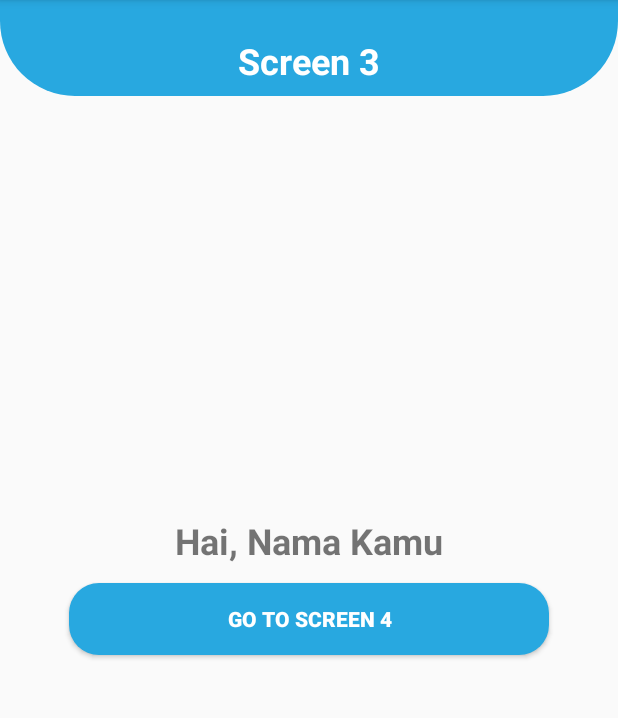
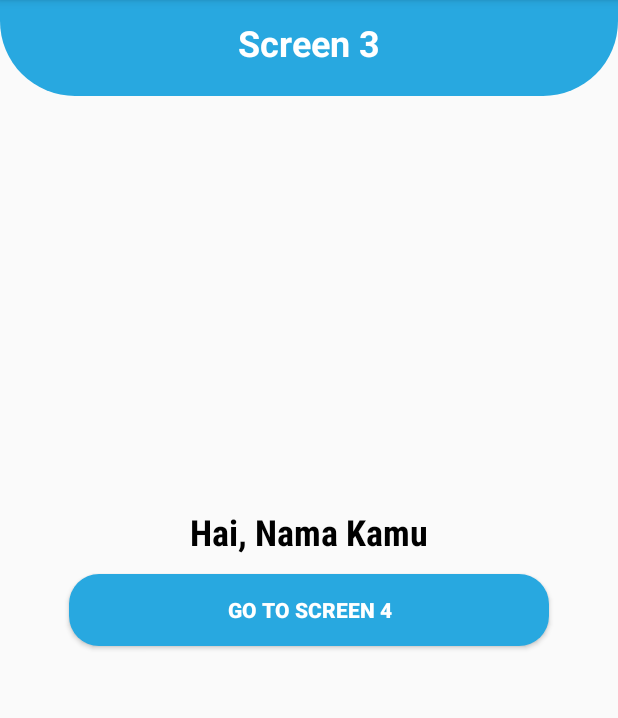
Before and after one commit to wahyuananta/ChallengeChapter3Binar, an Android app: the FragmentScreenThree screen opened through its navigation route, on a phone screen of 412 x 824 dp, the part 84-802 px from its top. Run offline under Robolectric (Android 15) with nearby library versions, the phone set to English and light mode, and no system bars.

Commit message:
Revision UI

```diff
--- a/app/src/main/res/layout/fragment_screen_one.xml
+++ b/app/src/main/res/layout/fragment_screen_one.xml
@@ -50,7 +50,7 @@
         app:layout_constraintTop_toTopOf="parent"
         app:layout_constraintStart_toStartOf="parent"
         app:layout_constraintEnd_toEndOf="parent"
-        android:layout_marginTop="24dp"/>
+        android:layout_marginTop="12dp"/>
 
     <Button
         android:id="@+id/btn_screen_one"
--- a/app/src/main/res/layout/fragment_screen_three.xml
+++ b/app/src/main/res/layout/fragment_screen_three.xml
@@ -27,7 +27,7 @@
         app:layout_constraintTop_toTopOf="parent"
         app:layout_constraintStart_toStartOf="parent"
         app:layout_constraintEnd_toEndOf="parent"
-        android:layout_marginTop="24dp"/>
+        android:layout_marginTop="12dp"/>
 
     <TextView
         android:id="@+id/tv_nama"
@@ -36,6 +36,8 @@
         android:textStyle="bold"
         android:textSize="24sp"
         android:text="@string/nama_kamu"
+        android:textColor="@color/black"
+        android:fontFamily="sans-serif-condensed-medium"
         app:layout_constraintStart_toStartOf="parent"
         app:layout_constraintEnd_toEndOf="parent"
         app:layout_constraintBottom_toTopOf="@id/tv_detail"
@@ -48,6 +50,7 @@
         android:text="@string/detail_peralatan"
         android:textStyle="bold"
         android:textSize="18sp"
+        android:fontFamily="sans-serif-condensed-medium"
         android:background="@drawable/edit_text_bg"
         android:paddingStart="15dp"
         android:paddingEnd="15dp"
@@ -65,6 +68,8 @@
         android:text="@string/rincian_biaya_listrik"
         android:textStyle="bold"
         android:textSize="24sp"
+        android:textColor="@color/black"
+        android:fontFamily="sans-serif-condensed-medium"
         app:layout_constraintStart_toStartOf="parent"
         app:layout_constraintEnd_toEndOf="parent"
         app:layout_constraintBottom_toTopOf="@id/tv_biaya_per_hari"
@@ -77,6 +82,7 @@
         android:text="@string/biaya_listrik_per_hari"
         android:textStyle="bold"
         android:textSize="16sp"
+        android:fontFamily="sans-serif-condensed-medium"
         android:background="@drawable/edit_text_bg"
         android:paddingStart="15dp"
         android:paddingEnd="5dp"
@@ -94,6 +100,7 @@
         android:text="@string/biaya_listrik_per_bulan"
         android:textStyle="bold"
         android:textSize="16sp"
+        android:fontFamily="sans-serif-condensed-medium"
         android:background="@drawable/edit_text_bg"
         android:paddingStart="15dp"
         android:paddingEnd="5dp"
@@ -111,6 +118,7 @@
         android:text="@string/biaya_listrik_per_tahun"
         android:textStyle="bold"
         android:textSize="16sp"
+        android:fontFamily="sans-serif-condensed-medium"
         android:background="@drawable/edit_text_bg"
         android:paddingStart="15dp"
         android:paddingEnd="5dp"
--- a/app/src/main/res/layout/fragment_screen_two.xml
+++ b/app/src/main/res/layout/fragment_screen_two.xml
@@ -27,7 +27,7 @@
         app:layout_constraintTop_toTopOf="parent"
         app:layout_constraintStart_toStartOf="parent"
         app:layout_constraintEnd_toEndOf="parent"
-        android:layout_marginTop="24dp"/>
+        android:layout_marginTop="12dp"/>
 
     <EditText
         android:id="@+id/et_nama"
@@ -39,6 +39,7 @@
         android:layout_marginBottom="12dp"
         android:hint="@string/masukkan_nama"
         android:textSize="16sp"
+        android:fontFamily="sans-serif-condensed-medium"
         android:background="@drawable/edit_text_bg"
         android:paddingStart="20dp"
         android:paddingEnd="20dp"
```
Also changed, not shown: app/src/main/res/layout/fragment_screen_four.xml (+7 -2 lines).
